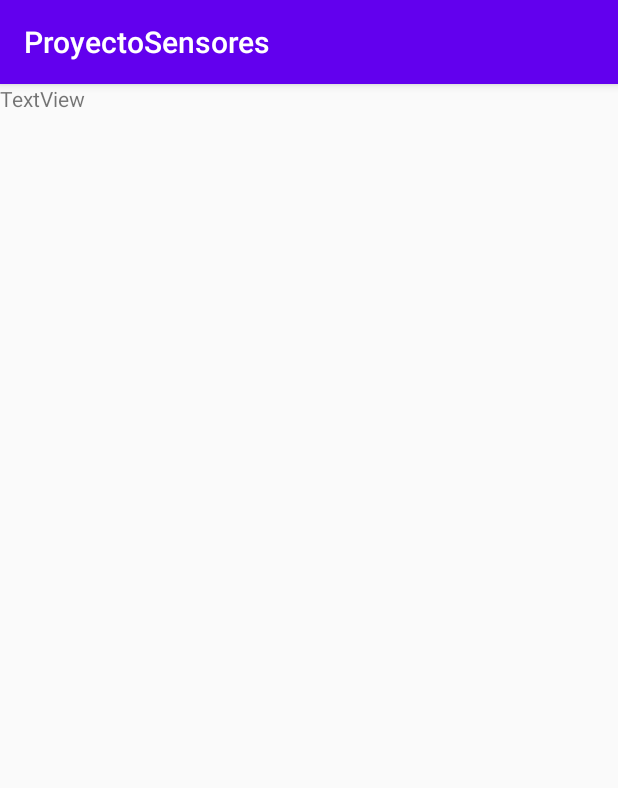
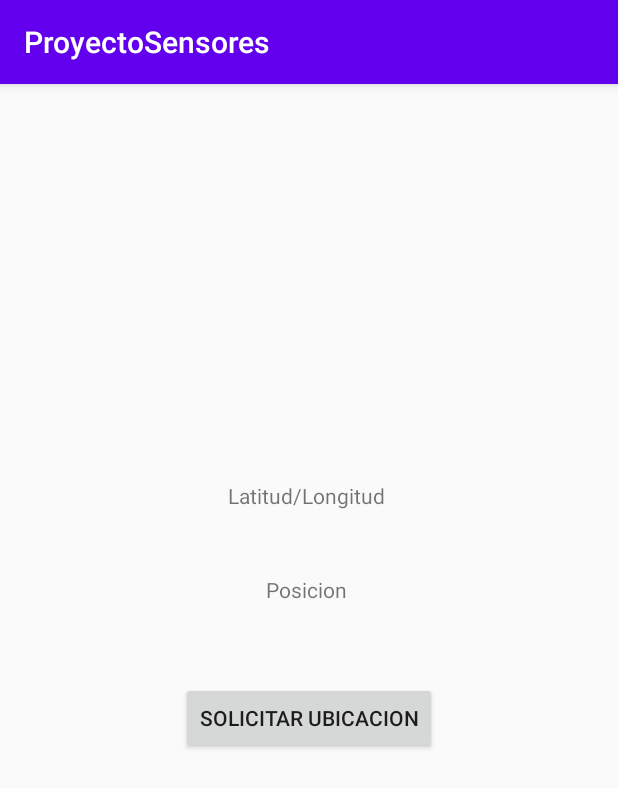
Before and after one commit to Nazareth08/ProyectoSemestral, an Android app: the Gps screen opened directly, with no data from a screen before it, on a phone screen of 412 x 824 dp. Shown: the top 788 px of the screen. Run offline under Robolectric (Android 15) with nearby library versions, the light colour scheme and no system bars.

Commit message:
Boton GPs

```diff
--- a/app/src/main/AndroidManifest.xml
+++ b/app/src/main/AndroidManifest.xml
@@ -1,6 +1,8 @@
 <?xml version="1.0" encoding="utf-8"?>
 <manifest xmlns:android="http://schemas.android.com/apk/res/android"
     package="com.example.proyectosensores">
+<uses-permission android:name="android.permission.ACCESS_FINE_LOCATION" />
+<uses-feature android:name="android.hardware.location.gps"/>
 
     <application
         android:allowBackup="true"
--- a/app/src/main/java/com/example/proyectosensores/Gps.java
+++ b/app/src/main/java/com/example/proyectosensores/Gps.java
@@ -1,10 +1,9 @@
 package com.example.proyectosensores;
 
-import androidx.annotation.NonNull;
+
 import androidx.appcompat.app.AppCompatActivity;
 import androidx.core.app.ActivityCompat;
 import androidx.core.content.ContextCompat;
-
 import android.Manifest;
 import android.content.Context;
 import android.content.pm.PackageManager;
@@ -13,43 +12,55 @@ import android.location.LocationListener;
 import android.location.LocationManager;
 import android.os.Bundle;
 import android.view.View;
+import android.widget.Button;
 import android.widget.TextView;
 
 public class Gps extends AppCompatActivity {
-
-    TextView tv1;
+    Button btnGPS;
+    TextView tvUbicacion;
     @Override
     protected void onCreate(Bundle savedInstanceState) {
         super.onCreate(savedInstanceState);
         setContentView(R.layout.activity_gps);
+        //instancias
+        tvUbicacion = (TextView) findViewById(R.id.tvUbicacion);
+        btnGPS = (Button) findViewById(R.id.button_Gps);
 
-        tv1 =(TextView)findViewById(R.id.txt_ubicacion);
+        btnGPS.setOnClickListener(new View.OnClickListener() {
+            @Override
+            public void onClick(View view) {
+                LocationManager locationManager = (LocationManager)Gps.this.getSystemService(Context.LOCATION_SERVICE);
+                LocationListener locationListener = new LocationListener() {
+                    public void onLocationChanged(Location location) {
+                        //cuando cambie de ubicacion mostrar el cambio
+                        tvUbicacion.setText(" "+location.getLatitude()+" "+location.getLongitude());
+                    }
+
+                    public void onStatusChanged(String provider, int Status, Bundle Extras) {
+                    }
+
+                    public void onProviderEnabled(String provider) {
+                    }
+
+                    public void onProviderDisabled(String provider) {
+                    }
+
+                };
+                //solicitar permiso para encontrar la ubicacion (Fine Location)
+                int permissionCheck = ContextCompat.checkSelfPermission(Gps.this, Manifest.permission.ACCESS_FINE_LOCATION);
+                locationManager.requestLocationUpdates(LocationManager.NETWORK_PROVIDER,0,0,locationListener);
+            }
+        });
+
+
+        //solicitar permiso para encontrar la ubicacion (Fine Location)
         int permissionCheck = ContextCompat.checkSelfPermission(this, Manifest.permission.ACCESS_FINE_LOCATION);
+        //si no tenemos permiso (procedemos a solicitarlo)
         if(permissionCheck == PackageManager.PERMISSION_DENIED) {
             if (ActivityCompat.shouldShowRequestPermissionRationale(this, Manifest.permission.ACCESS_FINE_LOCATION)) {
             } else {
                 ActivityCompat.requestPermissions(this, new String[]{Manifest.permission.ACCESS_FINE_LOCATION}, 1);
             }
         }
-    }
-    public void Buscar(View view){
-        LocationManager locationManager = (LocationManager)Gps.this.getSystemService(Context.LOCATION_SERVICE);
-        LocationListener locationListener = new LocationListener() {
-            @Override
-            public void onLocationChanged(@NonNull Location location) {
-                tv1.setText(""+ location.getLatitude() + "" + location.getLongitude());
-            }
-            @Override
-            public void onStatusChanged (String s, int i, Bundle bundle) {
-            }
-            @Override
-            public void onProviderEnabled (String s) {
-            }
-            @Override
-            public void onProviderDisabled (String s) {
-            }
-        };
-        int permissionCheck = ContextCompat.checkSelfPermission(Gps.this, Manifest.permission.ACCESS_FINE_LOCATION);
-        locationManager.requestLocationUpdates(LocationManager.NETWORK_PROVIDER,0,0, locationListener);
-    }
-}
+
+    }}
--- a/app/src/main/res/layout/activity_gps.xml
+++ b/app/src/main/res/layout/activity_gps.xml
@@ -7,10 +7,32 @@
     tools:context=".Gps">
 
     <TextView
-        android:id="@+id/txt_ubicacion"
+        android:id="@+id/tvUbicacion"
         android:layout_width="wrap_content"
         android:layout_height="wrap_content"
-        android:text="TextView"
-        tools:layout_editor_absoluteX="181dp"
-        tools:layout_editor_absoluteY="310dp" />
+        android:layout_marginBottom="52dp"
+        android:text="Posicion "
+        app:layout_constraintBottom_toTopOf="@+id/button_Gps"
+        app:layout_constraintEnd_toEndOf="parent"
+        app:layout_constraintStart_toStartOf="parent" />
+
+    <Button
+        android:id="@+id/button_Gps"
+        android:layout_width="wrap_content"
+        android:layout_height="wrap_content"
+        android:layout_marginBottom="321dp"
+        android:text="Solicitar Ubicacion"
+        app:layout_constraintBottom_toBottomOf="parent"
+        app:layout_constraintEnd_toEndOf="parent"
+        app:layout_constraintStart_toStartOf="parent" />
+
+    <TextView
+        android:id="@+id/textView"
+        android:layout_width="wrap_content"
+        android:layout_height="wrap_content"
+        android:layout_marginStart="31dp"
+        android:layout_marginBottom="43dp"
+        android:text="Latitud/Longitud"
+        app:layout_constraintBottom_toTopOf="@+id/tvUbicacion"
+        app:layout_constraintStart_toStartOf="@+id/button_Gps" />
 </androidx.constraintlayout.widget.ConstraintLayout>
```
Also changed, not shown: app/src/main/java/com/example/proyectosensores/SensorLuz.java (+55 -2 lines), app/src/main/res/layout/activity_sensor_luz.xml (+4 -5 lines).
